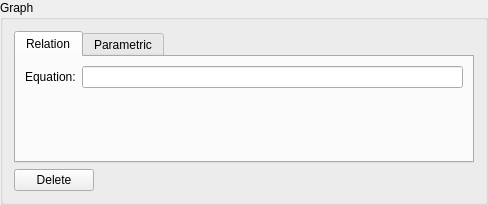
Above: GraphProperties.ui from goffrie/grapher before the change. Below: the same form after it.
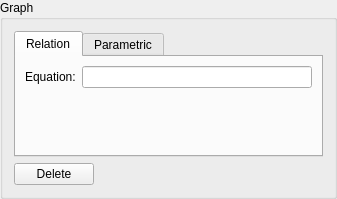
That is the form after the change.

Commit message: visual tweaks, including a white background for the graph

Patch:
```diff
--- a/GraphProperties.ui
+++ b/GraphProperties.ui
@@ -2,13 +2,11 @@
 <ui version="4.0">
  <class>GraphProperties</class>
  <widget class="QGroupBox" name="GraphProperties">
-  <property name="geometry">
-   <rect>
-    <x>0</x>
-    <y>0</y>
-    <width>488</width>
-    <height>197</height>
-   </rect>
+  <property name="sizePolicy">
+   <sizepolicy hsizetype="MinimumExpanding" vsizetype="Fixed">
+    <horstretch>0</horstretch>
+    <verstretch>0</verstretch>
+   </sizepolicy>
   </property>
   <property name="windowTitle">
    <string>GroupBox</string>
@@ -19,6 +17,12 @@
   <layout class="QVBoxLayout" name="verticalLayout">
    <item>
     <widget class="QTabWidget" name="graphTypeSwitcher">
+     <property name="sizePolicy">
+      <sizepolicy hsizetype="MinimumExpanding" vsizetype="Fixed">
+       <horstretch>0</horstretch>
+       <verstretch>0</verstretch>
+      </sizepolicy>
+     </property>
      <property name="currentIndex">
       <number>0</number>
      </property>
@@ -40,19 +44,6 @@
        <item row="0" column="1">
         <widget class="QLineEdit" name="rel_equation"/>
        </item>
-       <item row="1" column="0">
-        <spacer name="verticalSpacer_2">
-         <property name="orientation">
-          <enum>Qt::Vertical</enum>
-         </property>
-         <property name="sizeHint" stdset="0">
-          <size>
-           <width>20</width>
-           <height>38</height>
-          </size>
-         </property>
-        </spacer>
-       </item>
       </layout>
       <zorder>rel_equation</zorder>
       <zorder></zorder>
@@ -131,19 +122,6 @@
          </item>
         </layout>
        </item>
-       <item row="6" column="1">
-        <spacer name="verticalSpacer_4">
-         <property name="orientation">
-          <enum>Qt::Vertical</enum>
-         </property>
-         <property name="sizeHint" stdset="0">
-          <size>
-           <width>20</width>
-           <height>40</height>
-          </size>
-         </property>
-        </spacer>
-       </item>
       </layout>
      </widget>
     </widget>
```
The commit also changes 4 other files.
